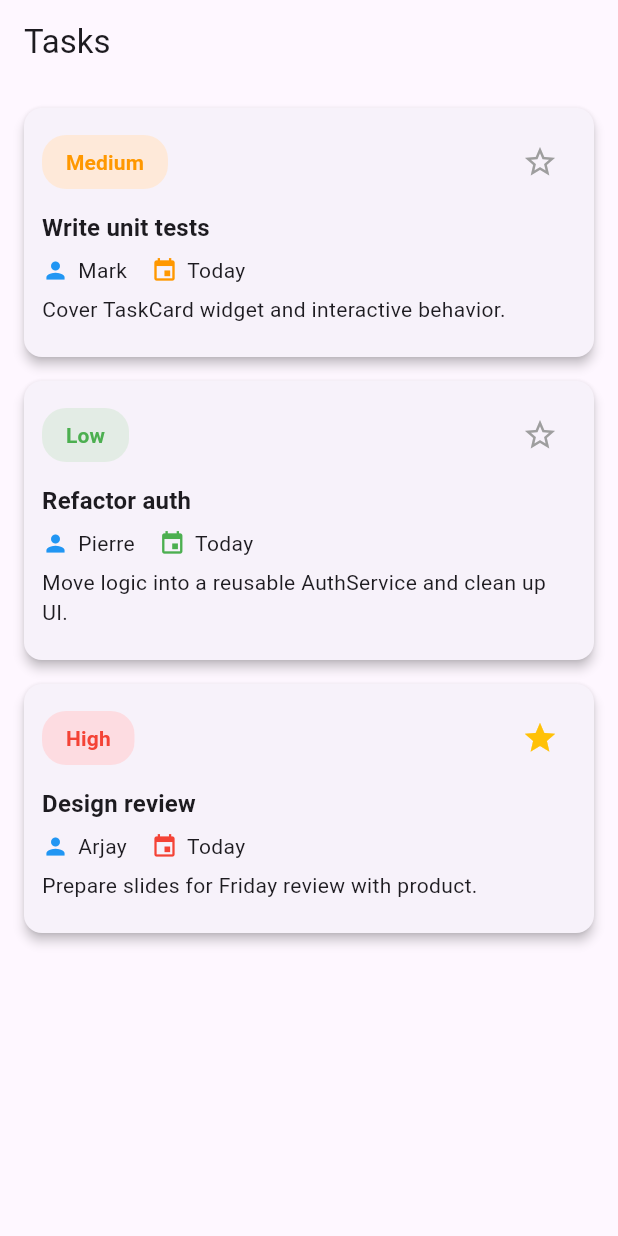
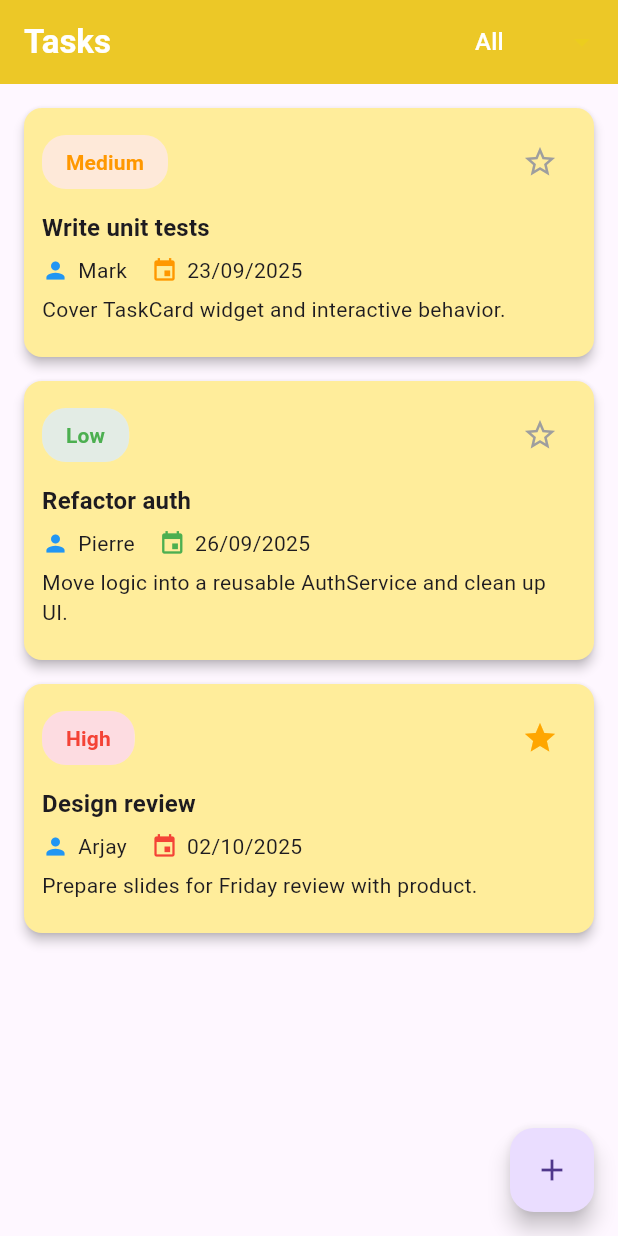
Before and after one commit to markCc01001-arch/widgets_practice, a Flutter app: the screen it shows after launch, on a phone screen of 412 x 824 dp. Run offline on Flutter 3.47's test engine with Material 3 defaults, Android fonts, the phone set to English and light mode, and no system bars.

```diff
--- a/lib/main.dart
+++ b/lib/main.dart
@@ -24,6 +24,7 @@ class TaskListPage extends StatefulWidget {
 }
 
 class _TaskListPageState extends State<TaskListPage> {
+  String _selectedFilter = "All";
   final List<Map<String, dynamic>> _demoTasks = [
     {
       'title': 'Write unit tests',
@@ -53,8 +54,71 @@ class _TaskListPageState extends State<TaskListPage> {
 
   @override
   Widget build(BuildContext context) {
+    final filteredTasks = _selectedFilter == "All"
+        ? _demoTasks
+        : _demoTasks.where((t) => t['priority'] == _selectedFilter).toList();
+
     return Scaffold(
-      appBar: AppBar(title: const Text('Tasks')),
+      appBar: AppBar(
+        backgroundColor: const Color.fromARGB(255, 236, 200, 39),
+        title: const Text(
+          'Tasks',
+          style: TextStyle(
+            color: Colors.white,
+            fontWeight: FontWeight.bold, // 👈 make "Tasks" bold
+          ),
+        ),
+        actions: [
+          DropdownButtonHideUnderline(
+            child: DropdownButton<String>(
+              value: _selectedFilter,
+              hint: const Text(
+                "All",
+                style: TextStyle(color: Colors.white), // 👈 hint text white
+              ),
+              items: const [
+                DropdownMenuItem(
+                  value: "All",
+                  child: Text(
+                    "All",
+                    style: TextStyle(color: Colors.white),
+                  ), // 👈
+                ),
+                DropdownMenuItem(
+                  value: "Low",
+                  child: Text("Low", style: TextStyle(color: Colors.white)),
+                ),
+                DropdownMenuItem(
+                  value: "Medium",
+                  child: Text("Medium", style: TextStyle(color: Colors.white)),
+                ),
+                DropdownMenuItem(
+                  value: "High",
+                  child: Text("High", style: TextStyle(color: Colors.white)),
+                ),
+              ],
+              onChanged: (value) {
+                if (value != null) {
+                  setState(() {
+                    _selectedFilter = value;
+                  });
+                }
+              },
+              icon: const Icon(
+                Icons.arrow_drop_down,
+                color: Color.fromARGB(255, 236, 205, 30),
+              ),
+              dropdownColor: const Color.fromARGB(
+                255,
+                255,
+                210,
+                85,
+              ), // 👈 dropdown bg
+            ),
+          ),
+          const SizedBox(width: 12),
+        ],
+      ),
       body: ListView.separated(
         padding: const EdgeInsets.all(12),
         itemCount: _demoTasks.length,
@@ -66,6 +130,7 @@ class _TaskListPageState extends State<TaskListPage> {
             description: t['description']!,
             priority: t['priority']!,
             assignee: t['name']!,
+            dateLabel: t['date']!,
             isImportant: t['isImportant'],
             onToggleImportant: () {
               setState(() {
@@ -75,8 +140,11 @@ class _TaskListPageState extends State<TaskListPage> {
           );
         },
       ),
+      floatingActionButton: FloatingActionButton(
+        onPressed: () => _openAddModal(context),
+        child: const Icon(Icons.add),
+      ),
     );
-  }
   }
 
   void _openAddModal(BuildContext context) {
@@ -95,7 +163,9 @@ void _openAddModal(BuildContext context) {
               children: [
                 Text('Add Task', style: Theme.of(context).textTheme.titleLarge),
                 const SizedBox(height: 12),
-              const TextField(decoration: InputDecoration(labelText: 'Title')),
+                const TextField(
+                  decoration: InputDecoration(labelText: 'Title'),
+                ),
                 const SizedBox(height: 8),
                 const TextField(
                   maxLines: 2,
@@ -106,12 +176,24 @@ void _openAddModal(BuildContext context) {
                   children: [
                     Expanded(
                       child: ElevatedButton(
-                      onPressed: () => Navigator.pop(context),
+                        onPressed: () {
+                          // Show snackbar
+                          ScaffoldMessenger.of(context).showSnackBar(
+                            const SnackBar(
+                              content: Text("(UI-only) Task created"),
+                              duration: Duration(seconds: 2),
+                            ),
+                          );
+
+                          // Close modal
+                          Navigator.pop(context);
+                        },
                         child: const Text('Create (UI only)'),
                       ),
                     ),
                   ],
                 ),
+
                 const SizedBox(height: 8),
               ],
             ),
@@ -120,3 +202,4 @@ void _openAddModal(BuildContext context) {
       },
     );
   }
+}
--- a/lib/widgets/task_card.dart
+++ b/lib/widgets/task_card.dart
@@ -39,6 +39,8 @@ class TaskCard extends StatelessWidget {
   Widget build(BuildContext context) {
     return Card(
       elevation: 3,
+      color: const Color.fromARGB(255, 255, 237, 155),
+
       shape: RoundedRectangleBorder(borderRadius: BorderRadius.circular(12)),
       child: Padding(
         padding: const EdgeInsets.all(12),
@@ -53,7 +55,9 @@ class TaskCard extends StatelessWidget {
                 IconButton(
                   icon: Icon(
                     isImportant ? Icons.star : Icons.star_border,
-                    color: isImportant ? Colors.amber : Colors.grey,
+                    color: isImportant
+                        ? const Color.fromARGB(255, 255, 166, 0)
+                        : Colors.grey,
                   ),
                   onPressed: onToggleImportant, // 👈 call parent
                 ),
```
Lines whose indentation alone changed are shown as unchanged.
